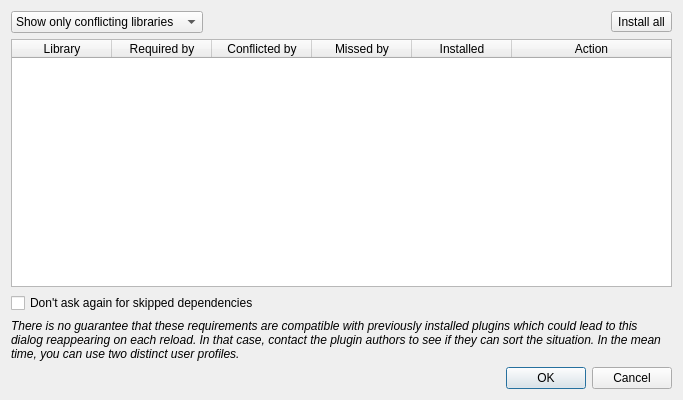
opengisch/qpip, file a00_qpip/ui_dialog.ui: the form before one commit.
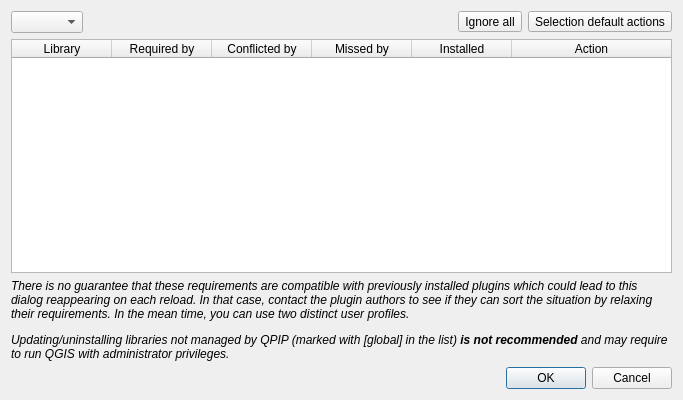
The form after the commit.

The edit to the form file:
```diff
--- a/a00_qpip/ui_dialog.ui
+++ b/a00_qpip/ui_dialog.ui
@@ -23,23 +23,7 @@
    <item>
     <layout class="QHBoxLayout" name="horizontalLayout">
      <item>
-      <widget class="QComboBox" name="comboBox">
-       <item>
-        <property name="text">
-         <string>Show only conflicting libraries</string>
-        </property>
-       </item>
-       <item>
-        <property name="text">
-         <string>Show required libraries</string>
-        </property>
-       </item>
-       <item>
-        <property name="text">
-         <string>Show all libraries</string>
-        </property>
-       </item>
-      </widget>
+      <widget class="QComboBox" name="filter_combobox"/>
      </item>
      <item>
       <spacer name="horizontalSpacer">
@@ -57,7 +41,14 @@
      <item>
       <widget class="QToolButton" name="toolButton">
        <property name="text">
-        <string>Install all</string>
+        <string>Ignore all</string>
+       </property>
+      </widget>
+     </item>
+     <item>
+      <widget class="QToolButton" name="default_button">
+       <property name="text">
+        <string>Selection default actions</string>
        </property>
       </widget>
      </item>
@@ -71,9 +62,21 @@
      <property name="wordWrap">
       <bool>false</bool>
      </property>
+     <attribute name="horizontalHeaderVisible">
+      <bool>true</bool>
+     </attribute>
+     <attribute name="horizontalHeaderMinimumSectionSize">
+      <number>64</number>
+     </attribute>
+     <attribute name="horizontalHeaderHighlightSections">
+      <bool>false</bool>
+     </attribute>
      <attribute name="horizontalHeaderStretchLastSection">
       <bool>true</bool>
      </attribute>
+     <attribute name="verticalHeaderVisible">
+      <bool>false</bool>
+     </attribute>
      <column>
       <property name="text">
        <string>Library</string>
@@ -106,20 +109,13 @@
      </column>
     </widget>
    </item>
-   <item>
-    <widget class="QCheckBox" name="dontAskAgainCheckbox">
-     <property name="text">
-      <string>Don't ask again for skipped dependencies</string>
-     </property>
-    </widget>
-   </item>
    <item>
     <widget class="QLabel" name="label_2">
      <property name="styleSheet">
       <string notr="true">font-style: italic</string>
      </property>
      <property name="text">
-      <string>&lt;html&gt;&lt;head/&gt;&lt;body&gt;&lt;p&gt;There is no guarantee that these requirements are compatible with previously installed plugins which could lead to this dialog reappearing on each reload. In that case, contact the plugin authors to see if they can sort the situation. In the mean time, you can use two distinct user profiles.&lt;/p&gt;&lt;/body&gt;&lt;/html&gt;</string>
+      <string>&lt;html&gt;&lt;head/&gt;&lt;body&gt;&lt;p&gt;There is no guarantee that these requirements are compatible with previously installed plugins which could lead to this dialog reappearing on each reload. In that case, contact the plugin authors to see if they can sort the situation by relaxing their requirements. In the mean time, you can use two distinct user profiles.&lt;/p&gt;&lt;p&gt;Updating/uninstalling libraries not managed by QPIP (marked with [global] in the list) &lt;span style=&quot; font-weight:600;&quot;&gt;is not recommended&lt;/span&gt; and may require to run QGIS with administrator privileges.&lt;/p&gt;&lt;/body&gt;&lt;/html&gt;</string>
      </property>
      <property name="wordWrap">
       <bool>true</bool>
```
Left out of the diff: 7 changed lines with no effect on the pictures.
